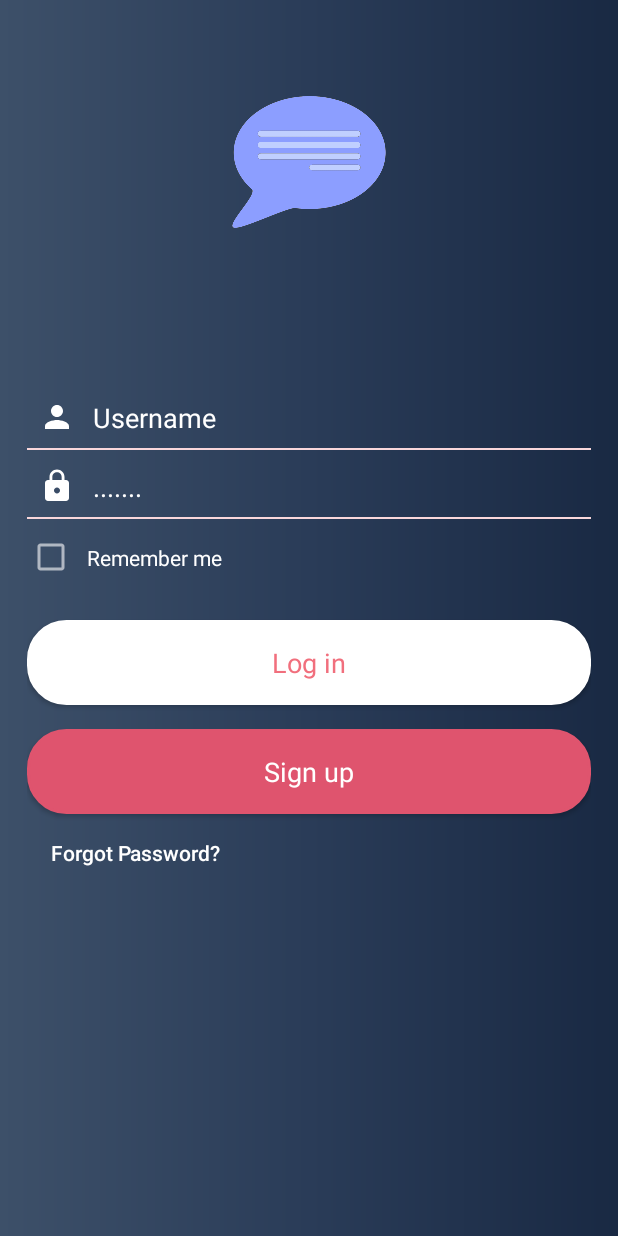
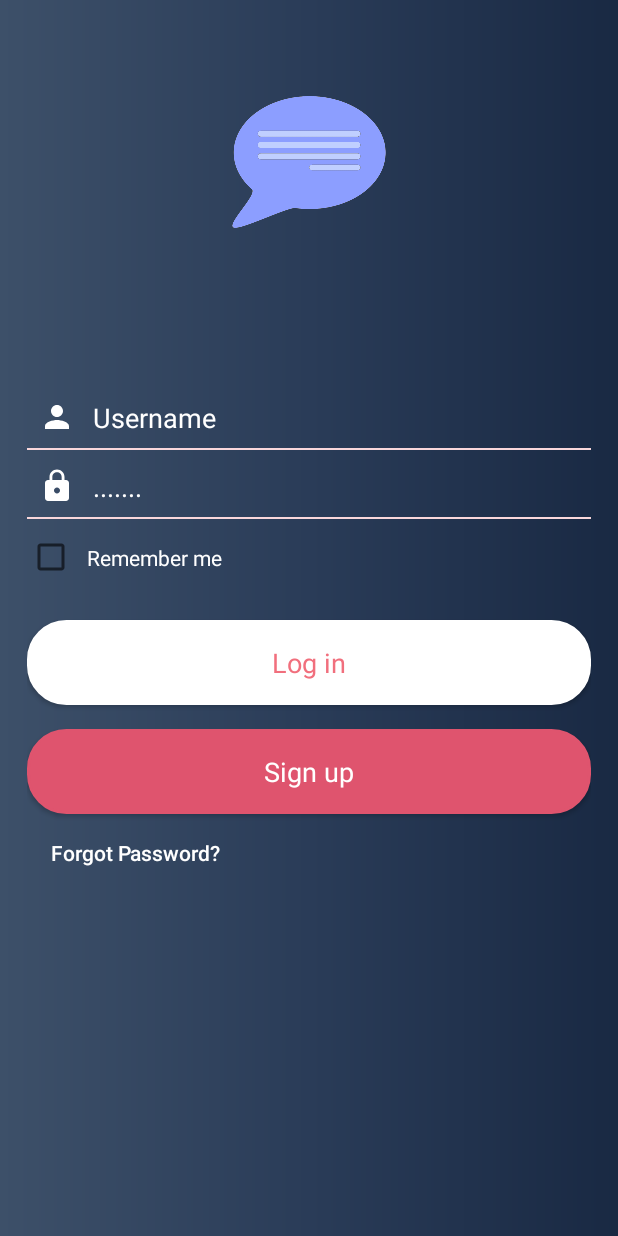
Before and after one commit to Rashmiranjan00/ChitChat, an Android app: the screen it shows after launch (StartActivity), on a phone screen of 412 x 824 dp. Run offline under Robolectric (Android 15) with nearby library versions, the phone set to English and light mode, and no system bars; our stand-ins replace CircleImageView, Firebase (no records; nobody signed in at launch, a user with empty details on screens opened directly), Picasso; 3 statements that could not run were skipped.

Commit message:
Minor UI changes.

```diff
--- a/app/src/main/res/layout/activity_start.xml
+++ b/app/src/main/res/layout/activity_start.xml
@@ -39,6 +39,7 @@
                 android:inputType="textEmailAddress"
                 android:maxLines="1"
                 android:padding="8dp"
+                android:textColor="@android:color/white"
                 android:textColorHint="#fff" />
             <View
                 android:layout_width="match_parent"
@@ -58,6 +59,7 @@
                 android:inputType="textPassword"
                 android:maxLines="1"
                 android:padding="8dp"
+                android:textColor="@android:color/white"
                 android:textColorHint="#fff" />
 
             <View
--- a/app/src/main/res/values/styles.xml
+++ b/app/src/main/res/values/styles.xml
@@ -6,7 +6,6 @@
         <item name="colorPrimary">@color/colorPrimary</item>
         <item name="colorPrimaryDark">@color/colorPrimaryDark</item>
         <item name="colorAccent">@color/colorAccent</item>
-        <item name="android:colorForeground">@color/foregroundMaterialLlight</item>
     </style>
 
 </resources>
--- a/build.gradle
+++ b/build.gradle
@@ -7,7 +7,7 @@ buildscript {
         jcenter()
     }
     dependencies {
-        classpath 'com.android.tools.build:gradle:3.2.0'
+        classpath 'com.android.tools.build:gradle:3.2.1'
 
 
         // NOTE: Do not place your application dependencies here; they belong
```
